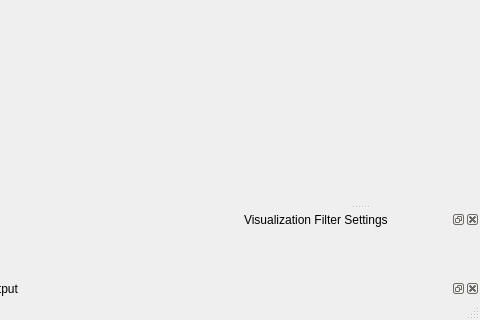
BlueQuartzSoftware/SIMPLView, file Source/SIMPLView/UI_Files/SIMPLView_UI.ui: the form before one commit; both pictures show x 623 to 1103 and y 476 to 796 of the 1103 by 796 pixel window.
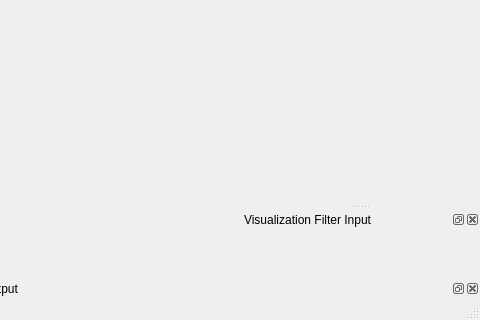
The form after the commit. Custom widgets are drawn as their Qt base class.

Commit message: Updated UI to use StatusBarWidget instead of SVDockWidgetButtons

```diff
--- a/Source/SIMPLView/UI_Files/SIMPLView_UI.ui
+++ b/Source/SIMPLView/UI_Files/SIMPLView_UI.ui
@@ -383,7 +383,7 @@
   </widget>
   <widget class="QDockWidget" name="vsFilterSettingsDockWidget">
    <property name="windowTitle">
-    <string>Visualization Filter Settings</string>
+    <string>Visualization Filter Input</string>
    </property>
    <attribute name="dockWidgetArea">
     <number>2</number>
```
The commit also changes 2 other files.
